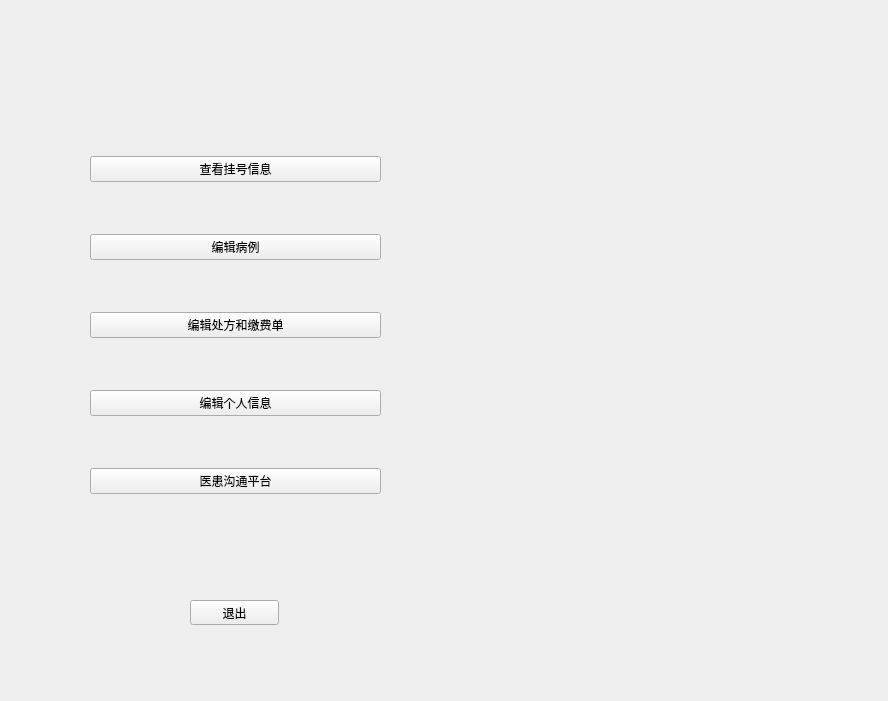
This is ui/Doctor.ui in BottleOfErie/SmartHospital as Qt 5 draws it before an edit. The edited form follows.
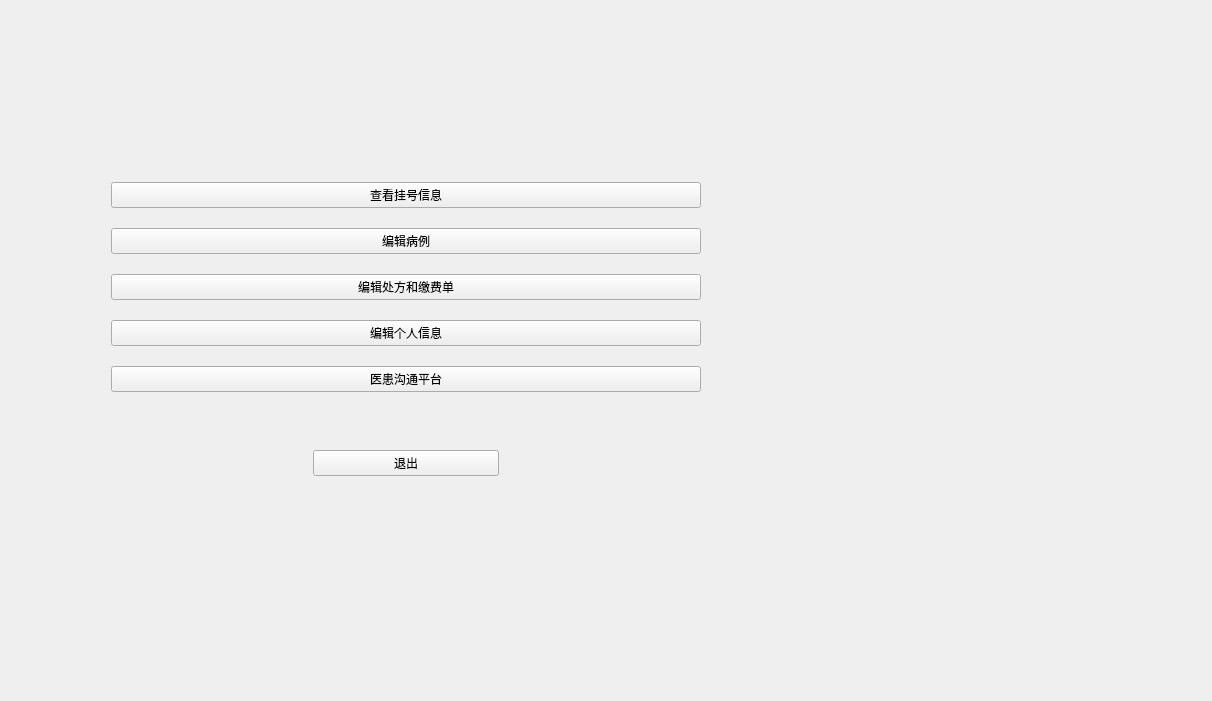
This is the edited form. Icons and pictures are not drawn.

The edit to the form file:
```diff
--- a/ui/Doctor.ui
+++ b/ui/Doctor.ui
@@ -6,36 +6,46 @@
    <rect>
     <x>0</x>
     <y>0</y>
-    <width>888</width>
+    <width>1212</width>
     <height>701</height>
    </rect>
   </property>
   <property name="windowTitle">
    <string>Form</string>
   </property>
-  <widget class="QPushButton" name="pushButton_6">
-   <property name="geometry">
-    <rect>
-     <x>190</x>
-     <y>600</y>
-     <width>89</width>
-     <height>25</height>
-    </rect>
-   </property>
+  <property name="styleSheet">
+   <string notr="true">#Doctor{border-image: url(:/images/06.jpg);}</string>
+  </property>
+  <layout class="QGridLayout" name="gridLayout">
+   <item row="0" column="0">
+    <layout class="QVBoxLayout" name="verticalLayout_2" stretch="1,6,2,1">
+     <property name="spacing">
+      <number>15</number>
+     </property>
+     <property name="leftMargin">
+      <number>100</number>
+     </property>
+     <property name="topMargin">
+      <number>100</number>
+     </property>
+     <property name="rightMargin">
+      <number>500</number>
+     </property>
+     <property name="bottomMargin">
+      <number>100</number>
+     </property>
+     <item>
+      <widget class="QLabel" name="label_4">
    <property name="text">
-    <string>退出</string>
-   </property>
-  </widget>
-  <widget class="QWidget" name="layoutWidget">
-   <property name="geometry">
-    <rect>
-     <x>90</x>
-     <y>110</y>
-     <width>291</width>
-     <height>431</height>
-    </rect>
-   </property>
+        <string/>
+       </property>
+      </widget>
+     </item>
+     <item>
    <layout class="QVBoxLayout" name="verticalLayout">
+       <property name="spacing">
+        <number>20</number>
+       </property>
     <item>
      <widget class="QPushButton" name="pushButton_4">
       <property name="text">
@@ -84,7 +94,45 @@
      </widget>
     </item>
    </layout>
-  </widget>
+     </item>
+     <item>
+      <layout class="QHBoxLayout" name="horizontalLayout_2">
+       <property name="spacing">
+        <number>15</number>
+       </property>
+       <item>
+        <widget class="QLabel" name="label_2">
+         <property name="text">
+          <string/>
+         </property>
+        </widget>
+       </item>
+       <item>
+        <widget class="QPushButton" name="pushButton_6">
+         <property name="text">
+          <string>退出</string>
+         </property>
+        </widget>
+       </item>
+       <item>
+        <widget class="QLabel" name="label">
+         <property name="text">
+          <string/>
+         </property>
+        </widget>
+       </item>
+      </layout>
+     </item>
+     <item>
+      <widget class="QLabel" name="label_3">
+       <property name="text">
+        <string/>
+       </property>
+      </widget>
+     </item>
+    </layout>
+   </item>
+  </layout>
  </widget>
  <resources/>
  <connections/>
```
Left out of the diff: 2 changed lines with no effect on the pictures. Lines whose indentation alone changed are shown as unchanged.
